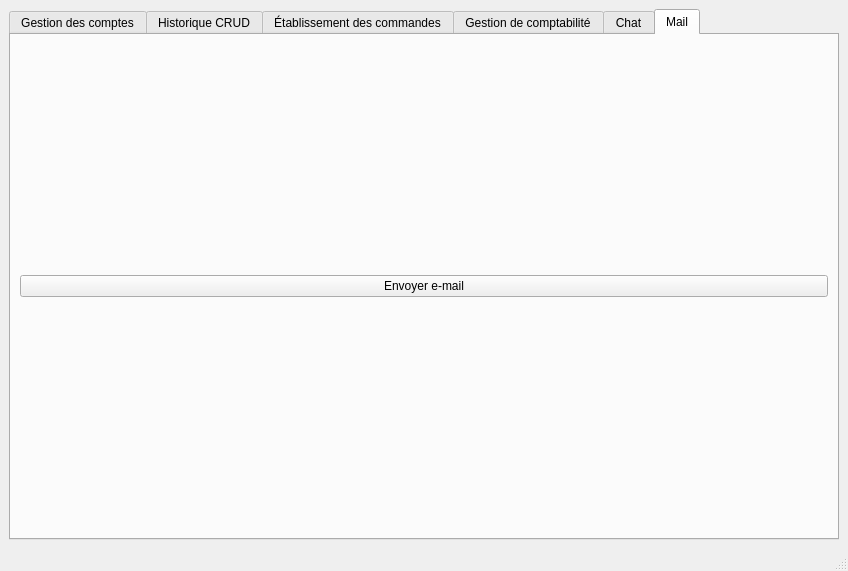
Old version of the form mainwindow.ui in the repository Khouini/Gestion-Fiance-Qt.
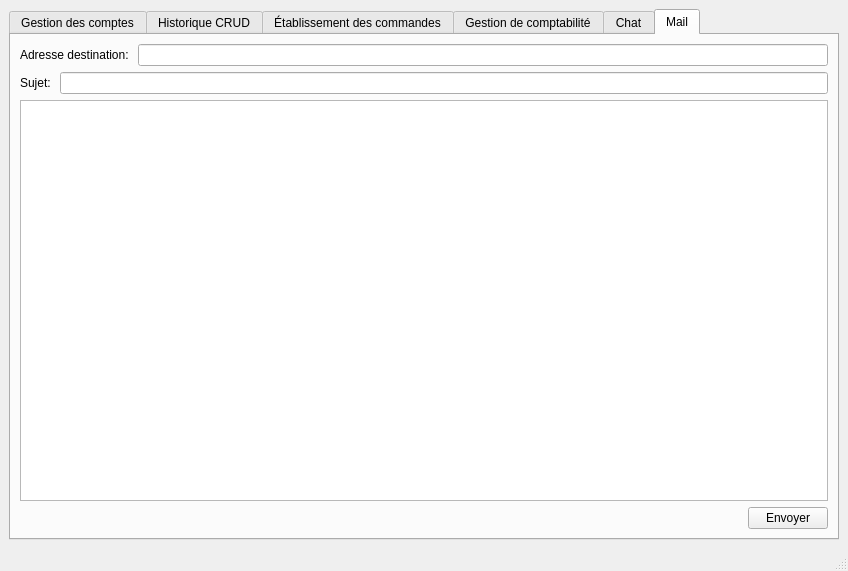
New version of the form. The open tabs and pages were chosen to show the change.

```diff
--- a/mainwindow.ui
+++ b/mainwindow.ui
@@ -885,13 +885,65 @@
        <attribute name="title">
         <string>Mail</string>
        </attribute>
-       <layout class="QVBoxLayout" name="verticalLayout_24">
+       <layout class="QVBoxLayout" name="verticalLayout_25">
         <item>
-         <widget class="QPushButton" name="pushButton_send_mail">
-          <property name="text">
-           <string>Envoyer e-mail</string>
-          </property>
-         </widget>
+         <layout class="QVBoxLayout" name="verticalLayout_24">
+          <item>
+           <layout class="QHBoxLayout" name="horizontalLayout_21">
+            <item>
+             <widget class="QLabel" name="label_16">
+              <property name="text">
+               <string>Adresse destination: </string>
+              </property>
+             </widget>
+            </item>
+            <item>
+             <widget class="QLineEdit" name="lineEdit_adresse_dest"/>
+            </item>
+           </layout>
+          </item>
+          <item>
+           <layout class="QHBoxLayout" name="horizontalLayout_29">
+            <item>
+             <widget class="QLabel" name="label_17">
+              <property name="text">
+               <string>Sujet: </string>
+              </property>
+             </widget>
+            </item>
+            <item>
+             <widget class="QLineEdit" name="lineEdit_subject"/>
+            </item>
+           </layout>
+          </item>
+          <item>
+           <widget class="QTextEdit" name="textEdit_message_email"/>
+          </item>
+          <item>
+           <layout class="QHBoxLayout" name="horizontalLayout_22">
+            <item>
+             <spacer name="horizontalSpacer">
+              <property name="orientation">
+               <enum>Qt::Horizontal</enum>
+              </property>
+              <property name="sizeHint" stdset="0">
+               <size>
+                <width>40</width>
+                <height>20</height>
+               </size>
+              </property>
+             </spacer>
+            </item>
+            <item>
+             <widget class="QPushButton" name="pushButton_send_mail">
+              <property name="text">
+               <string>Envoyer</string>
+              </property>
+             </widget>
+            </item>
+           </layout>
+          </item>
+         </layout>
         </item>
        </layout>
       </widget>
```
Left out of the diff: 16 changed lines with no effect on the pictures.
